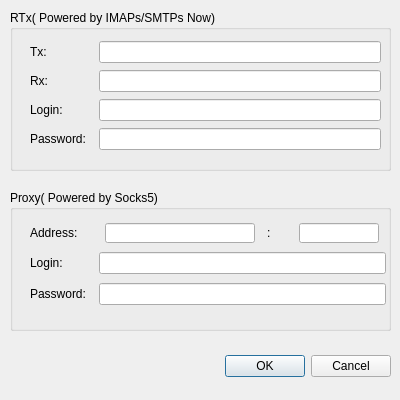
Before: the Qt Designer form qt/netoptdialog.ui in bitbaba/bitmail, drawn with Qt 5.
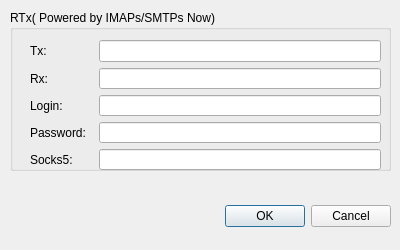
After: the same form once the commit is applied.

Patch:
```diff
--- a/qt/netoptdialog.ui
+++ b/qt/netoptdialog.ui
@@ -7,7 +7,7 @@
     <x>0</x>
     <y>0</y>
     <width>400</width>
-    <height>400</height>
+    <height>250</height>
    </rect>
   </property>
   <property name="sizePolicy">
@@ -19,19 +19,19 @@
   <property name="minimumSize">
    <size>
     <width>400</width>
-    <height>400</height>
+    <height>250</height>
    </size>
   </property>
   <property name="maximumSize">
    <size>
     <width>400</width>
-    <height>400</height>
+    <height>250</height>
    </size>
   </property>
   <property name="baseSize">
    <size>
     <width>400</width>
-    <height>400</height>
+    <height>250</height>
    </size>
   </property>
   <property name="windowTitle">
@@ -41,7 +41,7 @@
    <property name="geometry">
     <rect>
      <x>10</x>
-     <y>350</y>
+     <y>200</y>
      <width>381</width>
      <height>32</height>
     </rect>
@@ -71,23 +71,16 @@
       <x>20</x>
       <y>30</y>
       <width>351</width>
-      <height>111</height>
+      <height>130</height>
      </rect>
     </property>
     <layout class="QGridLayout" name="gridLayout_3">
-     <item row="0" column="1">
-      <layout class="QHBoxLayout" name="horizontalLayout">
-       <item>
-        <widget class="QLineEdit" name="leSmtpUrl">
-         <property name="toolTip">
-          <string>smtps://example.net/</string>
-         </property>
-         <property name="inputMethodHints">
-          <set>Qt::ImhUrlCharactersOnly</set>
-         </property>
-        </widget>
-       </item>
-      </layout>
+     <item row="4" column="0">
+      <widget class="QLabel" name="lbSocks5">
+       <property name="text">
+        <string>Socks5:</string>
+       </property>
+      </widget>
      </item>
      <item row="2" column="0">
       <widget class="QLabel" name="lbSmtpLogin">
@@ -103,6 +96,20 @@
        </property>
       </widget>
      </item>
+     <item row="0" column="1">
+      <layout class="QHBoxLayout" name="horizontalLayout">
+       <item>
+        <widget class="QLineEdit" name="leSmtpUrl">
+         <property name="toolTip">
+          <string>smtps://example.net/</string>
+         </property>
+         <property name="inputMethodHints">
+          <set>Qt::ImhUrlCharactersOnly</set>
+         </property>
+        </widget>
+       </item>
+      </layout>
+     </item>
      <item row="1" column="0">
       <widget class="QLabel" name="lbImapUrl">
        <property name="text">
@@ -110,6 +117,20 @@
        </property>
       </widget>
      </item>
+     <item row="1" column="1">
+      <layout class="QHBoxLayout" name="horizontalLayout_2">
+       <item>
+        <widget class="QLineEdit" name="leImapUrl">
+         <property name="toolTip">
+          <string>imaps://example.net/</string>
+         </property>
+         <property name="inputMethodHints">
+          <set>Qt::ImhUrlCharactersOnly</set>
+         </property>
+        </widget>
+       </item>
+      </layout>
+     </item>
      <item row="3" column="1">
       <widget class="QLineEdit" name="lePassword">
        <property name="echoMode">
@@ -131,189 +152,13 @@
        </property>
       </widget>
      </item>
-     <item row="1" column="1">
-      <layout class="QHBoxLayout" name="horizontalLayout_2">
-       <item>
-        <widget class="QLineEdit" name="leImapUrl">
-         <property name="toolTip">
-          <string>imaps://example.net/</string>
-         </property>
-         <property name="inputMethodHints">
-          <set>Qt::ImhUrlCharactersOnly</set>
-         </property>
-        </widget>
-       </item>
-      </layout>
-     </item>
-    </layout>
-   </widget>
-  </widget>
-  <widget class="QGroupBox" name="groupBox_3">
-   <property name="enabled">
-    <bool>true</bool>
-   </property>
-   <property name="geometry">
-    <rect>
-     <x>10</x>
-     <y>190</y>
-     <width>381</width>
-     <height>141</height>
-    </rect>
-   </property>
-   <property name="title">
-    <string>Proxy( Powered by Socks5)</string>
-   </property>
-   <widget class="QWidget" name="gridLayoutWidget_4">
-    <property name="geometry">
-     <rect>
-      <x>20</x>
-      <y>30</y>
-      <width>356</width>
-      <height>91</height>
-     </rect>
-    </property>
-    <layout class="QGridLayout" name="gridLayout_5">
-     <item row="2" column="0">
-      <widget class="QLabel" name="lbProxyPassword">
-       <property name="text">
-        <string>Password:  </string>
-       </property>
-      </widget>
-     </item>
-     <item row="1" column="0">
-      <widget class="QLabel" name="lbProxyLogin">
-       <property name="text">
-        <string>Login:</string>
-       </property>
-      </widget>
-     </item>
-     <item row="2" column="1">
-      <widget class="QLineEdit" name="leProxyPassword">
+     <item row="4" column="1">
+      <widget class="QLineEdit" name="leSocks5">
        <property name="echoMode">
-        <enum>QLineEdit::Password</enum>
+        <enum>QLineEdit::Normal</enum>
        </property>
       </widget>
      </item>
-     <item row="1" column="1">
-      <widget class="QLineEdit" name="leProxyLogin">
-       <property name="inputMethodHints">
-        <set>Qt::ImhLatinOnly</set>
-       </property>
-      </widget>
-     </item>
-     <item row="0" column="0">
-      <widget class="QLabel" name="lbProxyAddress">
-       <property name="text">
-        <string>Address:</string>
-       </property>
-      </widget>
-     </item>
-     <item row="0" column="1">
-      <layout class="QHBoxLayout" name="horizontalLayout_3">
-       <item>
-        <widget class="QLineEdit" name="leProxyIP">
-         <property name="sizePolicy">
-          <sizepolicy hsizetype="Fixed" vsizetype="Fixed">
-           <horstretch>0</horstretch>
-           <verstretch>0</verstretch>
-          </sizepolicy>
-         </property>
-         <property name="minimumSize">
-          <size>
-           <width>150</width>
-           <height>20</height>
-          </size>
-         </property>
-         <property name="maximumSize">
-          <size>
-           <width>150</width>
-           <height>20</height>
-          </size>
-         </property>
-         <property name="baseSize">
-          <size>
-           <width>150</width>
-           <height>20</height>
-          </size>
-         </property>
-         <property name="inputMask">
-          <string notr="true"/>
-         </property>
-         <property name="text">
-          <string notr="true"/>
-         </property>
-         <property name="placeholderText">
-          <string/>
-         </property>
-        </widget>
-       </item>
-       <item>
-        <widget class="QLabel" name="label_2">
-         <property name="sizePolicy">
-          <sizepolicy hsizetype="Fixed" vsizetype="Fixed">
-           <horstretch>0</horstretch>
-           <verstretch>0</verstretch>
-          </sizepolicy>
-         </property>
-         <property name="minimumSize">
-          <size>
-           <width>20</width>
-           <height>20</height>
-          </size>
-         </property>
-         <property name="maximumSize">
-          <size>
-           <width>20</width>
-           <height>20</height>
-          </size>
-         </property>
-         <property name="baseSize">
-          <size>
-           <width>20</width>
-           <height>20</height>
-          </size>
-         </property>
-         <property name="text">
-          <string>:</string>
-         </property>
-        </widget>
-       </item>
-       <item>
-        <widget class="QLineEdit" name="leProxyPort">
-         <property name="sizePolicy">
-          <sizepolicy hsizetype="Fixed" vsizetype="Fixed">
-           <horstretch>0</horstretch>
-           <verstretch>0</verstretch>
-          </sizepolicy>
-         </property>
-         <property name="minimumSize">
-          <size>
-           <width>80</width>
-           <height>20</height>
-          </size>
-         </property>
-         <property name="maximumSize">
-          <size>
-           <width>80</width>
-           <height>20</height>
-          </size>
-         </property>
-         <property name="baseSize">
-          <size>
-           <width>80</width>
-           <height>20</height>
-          </size>
-         </property>
-         <property name="inputMask">
-          <string notr="true"/>
-         </property>
-         <property name="text">
-          <string notr="true"/>
-         </property>
-        </widget>
-       </item>
-      </layout>
-     </item>
     </layout>
    </widget>
   </widget>
```
Left out of the diff: 4 changed lines with no effect on the pictures.
